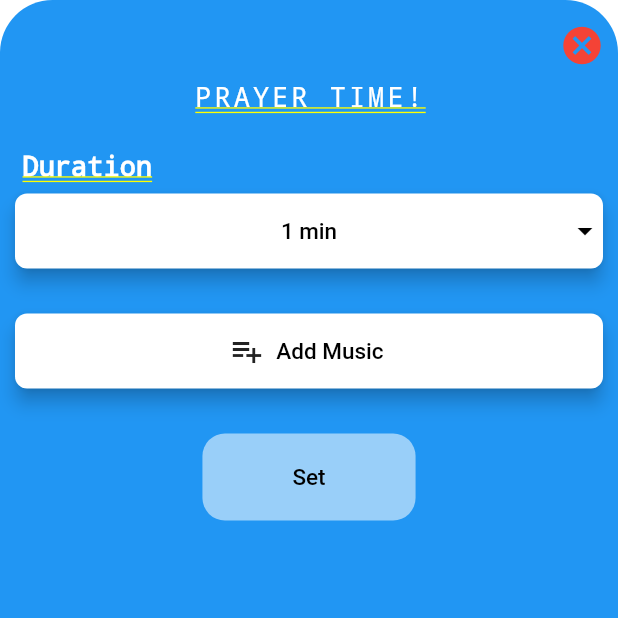
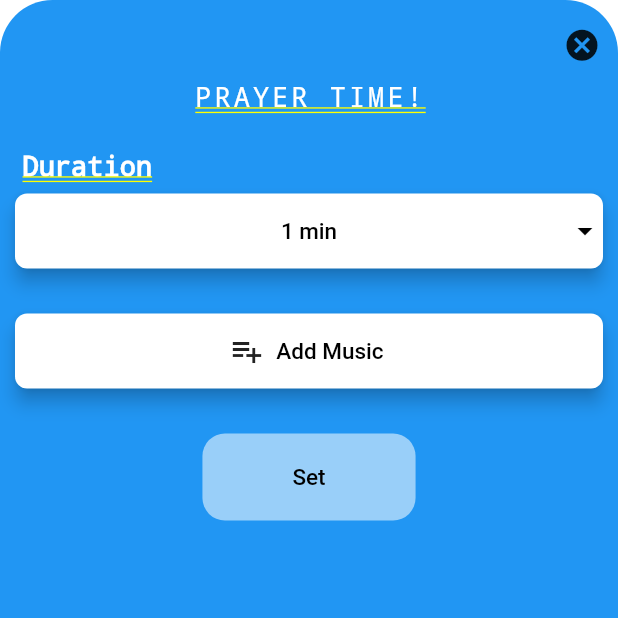
Before and after one commit to CharlesTheProgrammerBrown/Spiritometer, a Flutter app: the PrayNow screen opened by its route, on a phone screen of 412 x 824 dp, the top half of it. Run offline on Flutter 3.47's test engine with Material 2 defaults, Android fonts, the phone set to English and light mode, and no system bars; our stand-ins replace audioplayers, file_picker, firebase_auth, flutter_spinkit; missing offline and left inert: direct_select; accounts and stored records are empty.

```diff
--- a/lib/Screens/Pages/PrayNow.dart
+++ b/lib/Screens/Pages/PrayNow.dart
@@ -74,7 +74,7 @@ class _PrayNowState extends State<PrayNow> {
                   Padding(
                     padding: const EdgeInsets.only(top: 1.0, right: 0),
                     child: IconButton(
-                        icon: Icon(Icons.cancel, color: Colors.red, size: 30.0),
+                        icon: Icon(Icons.cancel, color: Colors.black87, size: 25.0),
                         onPressed: () => Navigator.of(context).pop()),
                   )
                 ]),
```
